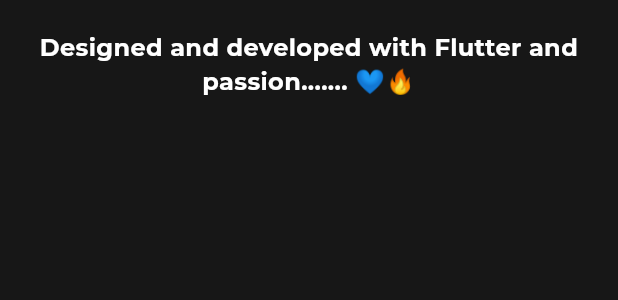
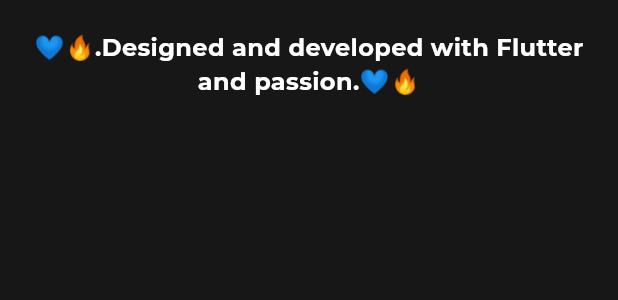
Before and after one commit to Sud2024/sudhashreeshejwal-website, a Flutter app: the Bottomline widget shown alone on an empty page, opened directly, on a phone screen of 412 x 824 dp. Shown: the top 300 px of the screen. Run offline on Flutter 3.47's test engine with Material 3 defaults, Android fonts, the phone set to English and light mode, and no system bars; our stand-ins replace animated_text_kit, confetti, font_awesome_flutter, google_fonts; missing offline and left inert: universal_html.

Commit message:
Updated website content

```diff
--- a/lib/pages/bottomline.dart
+++ b/lib/pages/bottomline.dart
@@ -20,7 +20,7 @@
             crossAxisAlignment: CrossAxisAlignment.center,
             children: [
               Text(
-                "Designed and developed with Flutter and passion....... 💙🔥",
+                "💙🔥.Designed and developed with Flutter and passion.💙🔥",
                 textAlign: TextAlign.center,
                 style: GoogleFonts.montserrat(
                   color: Color(0xFFFFFFFF),
```
